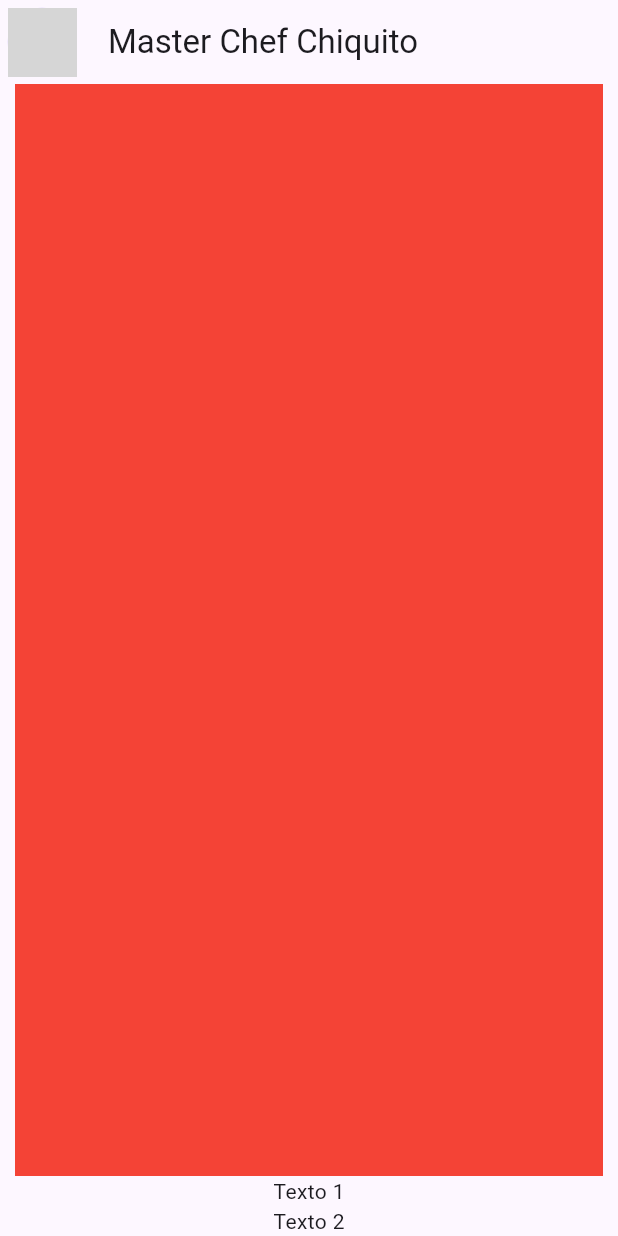
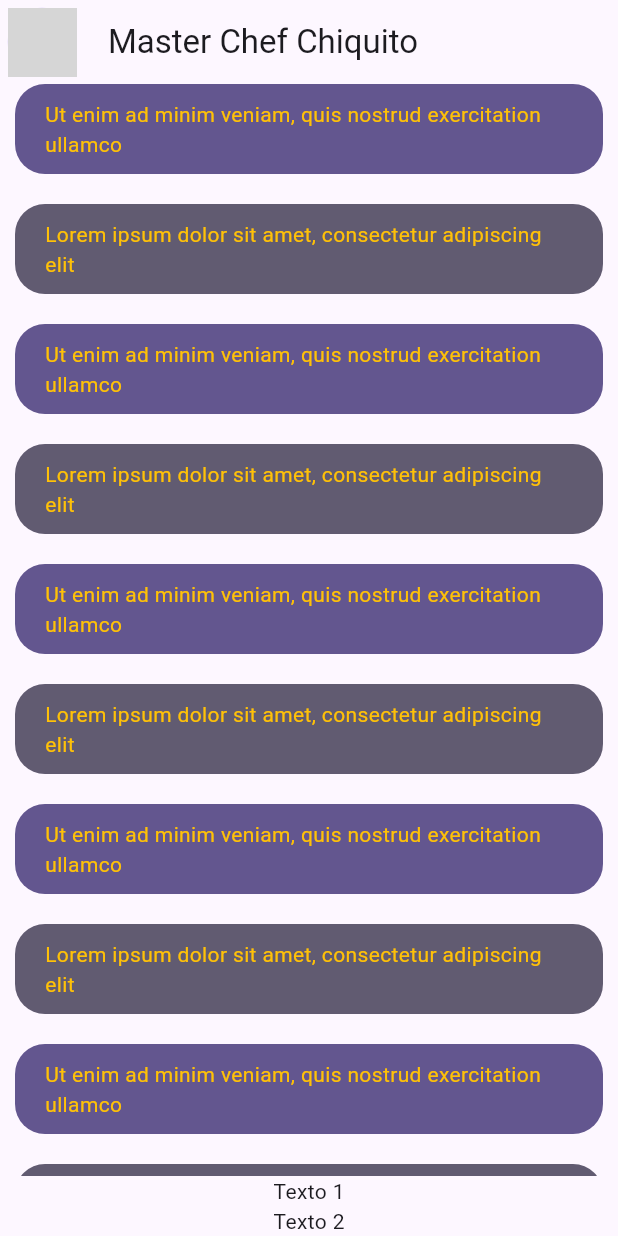
Before and after one commit to MrSp000ky/YesNoChat_MiguelCamacho, a Flutter app: the screen it shows after launch, on a phone screen of 412 x 824 dp. Run offline on Flutter 3.47's test engine with Material 3 defaults, Android fonts, the light colour scheme and no system bars; network calls fail; grey boxes are pictures that could not be loaded.

Commit message:
Commit 4 Marzo

```diff
--- a/lib/presentation/screens/chat/chat_screen.dart
+++ b/lib/presentation/screens/chat/chat_screen.dart
@@ -1,5 +1,7 @@
 
 import 'package:flutter/material.dart';
+import 'package:flutter_practica_29feb/widget/his_message_bubble.dart';
+import 'package:flutter_practica_29feb/widget/my_messabe_bubble.dart';
 
 
 class ChatScreen extends StatelessWidget{
@@ -9,8 +11,10 @@ class ChatScreen extends StatelessWidget{
 Widget build(BuildContext context) {
     return Scaffold(
       appBar: AppBar(
-        leading: const Padding(padding: EdgeInsets.all(5),
-          child: CircleAvatar(backgroundImage: NetworkImage('https://pbs.twimg.com/media/EkYNldcXsAYO_Vk.jpg'),)),
+        leading: const Padding(
+          padding: EdgeInsets.all(5),
+          child: CircleAvatar(backgroundImage: NetworkImage('https://pbs.twimg.com/media/EkYNldcXsAYO_Vk.jpg'),)
+          ),
       title: const Text("Master Chef Chiquito"),
       centerTitle: false,
         ),
@@ -32,9 +36,16 @@ class _ChatView extends StatelessWidget {
         padding: const EdgeInsets.symmetric(horizontal: 10),
         child: Column(
           children: [
-            Expanded(child: Container(
-              color: Colors.red,
-            )),
+            Expanded(
+              child: ListView.builder(
+                itemCount: 101,
+                itemBuilder: ((context,index){
+                return (index % 2 == 0)
+                ? const HisMessageBubble()
+                : const MyMessageBubble();
+              })
+              )
+            ),
             const Text("Texto 1"),
             const Text("Texto 2")
           ],
--- /dev/null
+++ b/lib/widget/his_message_bubble.dart
@@ -0,0 +1,23 @@
+import 'package:flutter/material.dart';
+
+class HisMessageBubble extends StatelessWidget {
+  const HisMessageBubble({super.key});
+
+  @override
+  Widget build(BuildContext context) {
+    final colors = Theme.of(context).colorScheme;
+    return Column(
+      crossAxisAlignment: CrossAxisAlignment.start,
+      children: [
+        Container(
+         decoration: BoxDecoration(color: colors.primary, borderRadius: BorderRadius.circular(20)),
+         child: const Padding(
+          padding: EdgeInsets.symmetric(horizontal: 20, vertical: 10),
+          child:  Text("Ut enim ad minim veniam, quis nostrud exercitation ullamco",
+          style: TextStyle(color: Colors.amber),)),
+        ),
+        const SizedBox(height: 20,)
+      ],
+    );
+  }
+}
--- /dev/null
+++ b/lib/widget/my_messabe_bubble.dart
@@ -0,0 +1,23 @@
+import 'package:flutter/material.dart';
+
+class MyMessageBubble extends StatelessWidget {
+  const MyMessageBubble({super.key});
+
+  @override
+  Widget build(BuildContext context) {
+    final colors = Theme.of(context).colorScheme;
+    return Column(
+      crossAxisAlignment: CrossAxisAlignment.end,
+      children: [
+        Container(
+         decoration: BoxDecoration(color: colors.secondary, borderRadius: BorderRadius.circular(20)),
+         child: const Padding(
+          padding: EdgeInsets.symmetric(horizontal: 20, vertical: 10),
+          child:  Text("Lorem ipsum dolor sit amet, consectetur adipiscing elit",
+          style: TextStyle(color: Colors.amber),)),
+        ),
+        const SizedBox(height: 20,)
+      ],
+    );
+  }
+}
```
